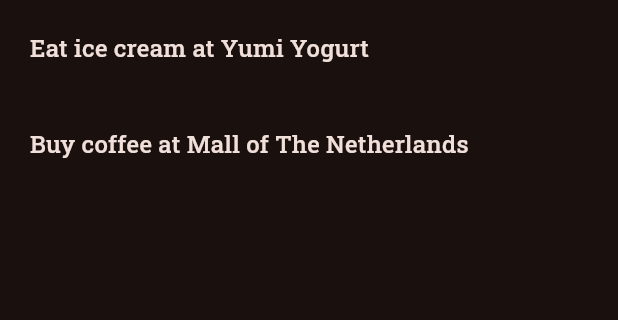
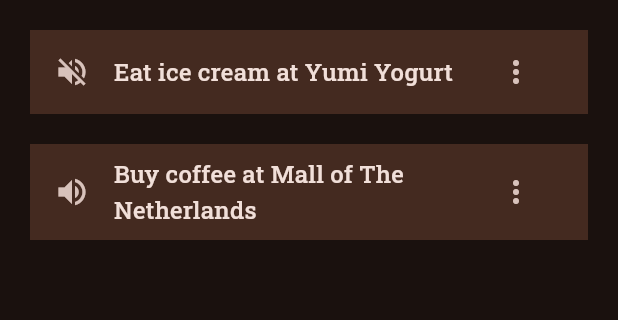
Before and after one commit to m5lk3n/wyatt, a Flutter app: the RemindersScreen screen opened by its route, on a phone screen of 412 x 824 dp, the part 84-404 px from its top. Run offline on Flutter 3.47's test engine with Material 3 defaults, Android fonts, the phone set to English and light mode, and no system bars; our stand-ins replace flutter_datetime_picker_plus, flutter_riverpod, flutter_secure_storage, geocoding, go_router, google_fonts and 4 more; missing offline and left inert: google_map_dynamic_key, restart_app; accounts and stored records are empty.

Commit message:
reminder model, reminder list item incl. 3dots menu

```diff
--- a/lib/common.dart
+++ b/lib/common.dart
@@ -9,15 +9,15 @@
   static String keyKey = "$packageName.key";
   static const String keyUrl = String.fromEnvironment(
     'KEY_URL', // see launch configuration
-    defaultValue: 'https://wyatt.lttl.dev/key', // TODO
+    defaultValue: Default.urlKey,
   );
   static const String keyWhatUrl = String.fromEnvironment(
     'KEY_WHAT_URL', // see launch configuration
-    defaultValue: 'https://wyatt.lttl.dev/what', // TODO
+    defaultValue: Default.urlWhat,
   );
   static const String keyWhyUrl = String.fromEnvironment(
     'KEY_WHY_URL', // see launch configuration
-    defaultValue: 'https://wyatt.lttl.dev/why', // TODO
+    defaultValue: Default.urlWhy,
   );
 
   static const bigSpace = 50.0;
@@ -27,6 +27,7 @@
 
   static const magicalWaitTimeInSeconds = 2;
 
+  // Platform.isIOS doesn't allow overriding in tests
   static bool isIOS(context) =>
       Theme.of(context).platform == TargetPlatform.iOS;
 }
@@ -40,3 +41,10 @@
   static const String editReminder = 'Edit Reminder';
   static const String pickLocation = 'Pick a Location';
 }
+
+abstract class Default {
+  static const int notificationDistance = 500;
+  static const String urlKey = 'https://wyatt.lttl.dev/key';
+  static const String urlWhy = 'https://wyatt.lttl.dev/why';
+  static const String urlWhat = 'https://wyatt.lttl.dev/what';
+}
--- a/lib/data/seed.dart
+++ b/lib/data/seed.dart
@@ -1,14 +1,23 @@
+import 'package:location/location.dart';
 import 'package:wyatt/models/reminder.dart';
 
 final seedReminders = [
   Reminder(
-    locationCoordinates: '37.537949599357454, -122.29249353548951',
-    locationName: 'Yumi Yogurt',
-    message: 'Eat ice cream',
+    locationData: LocationData.fromMap({
+      'latitude': 37.537949599357454,
+      'longitude': -122.29249353548951,
+    }),
+    locationAlias: 'Yumi Yogurt',
+    notificationMessage: 'Eat ice cream',
+    enabled: false,
   ),
   Reminder(
-    locationCoordinates: '52.0892639, 4.3840610;',
-    locationName: 'Mall of The Netherlands',
-    message: 'Buy coffee',
+    locationData: LocationData.fromMap({
+      'latitude': 52.0892639,
+      'longitude': 4.3840610,
+    }),
+    locationAlias: 'Mall of The Netherlands',
+    notificationMessage: 'Buy coffee',
+    enabled: true,
   ),
 ];
--- a/lib/models/reminder.dart
+++ b/lib/models/reminder.dart
@@ -1,15 +1,16 @@
+import 'package:location/location.dart';
 import 'package:uuid/uuid.dart';
+import 'package:wyatt/common.dart';
 
 const uuid = Uuid();
 
 class Reminder {
 /*
 - Input:
-  - Location coordinates (widget, maps picker) -> used to calculate distance & to get name for from Geocode API
-  - Location name (determined from coordinates)
-  - Label: _User_'s name for location (optional string)
-  - Distance (mandatory integer >= 0. in which unit? meters? default?)
-  - Message (mandatory non-empty string, one liner)
+  - Location data: Coordinates used to calculate distance away from current location
+  - Notification message: Mandatory non-empty string, one liner
+  - Location alias: _User_'s name for location (optional string)
+  - Distance: Integer >= 0. (TODO: in which unit? meters? default?)
   - Start Time (optional. if set, always starts at 00:00:00)
   - End Time (optional. if set, always starts at 23:59:59)
   - --
@@ -19,24 +20,22 @@
     - Recurring (interval)
     - Action (Check/Done, Snooze, Cancel)
 */
-  Reminder(
-      {required this.locationCoordinates,
-      required this.locationName,
-      required this.message,
-      label,
-      distance,
-      startDate,
-      endDate})
-      : id = uuid.v4(),
-        label = label ?? '',
-        distance = 500;
+  Reminder({
+    required this.locationData,
+    required this.notificationMessage,
+    this.locationAlias,
+    this.notificationStartDateTime,
+    this.notificationEndDateTime,
+    this.enabled = true,
+  })  : id = uuid.v4(),
+        notificationDistance = Default.notificationDistance;
 
   final String id;
-  final String locationCoordinates; // TODO: change type
-  final String locationName; // TODO: get from Geocode API
-  final String message;
-  final String label;
-  final int distance;
-  DateTime? startDate;
-  DateTime? endDate;
+  final LocationData locationData;
+  final String notificationMessage;
+  String? locationAlias;
+  int notificationDistance;
+  DateTime? notificationStartDateTime;
+  DateTime? notificationEndDateTime;
+  final bool enabled;
 }
--- a/lib/providers/settings_provider.dart
+++ b/lib/providers/settings_provider.dart
@@ -5,7 +5,7 @@
 import 'package:wyatt/services/storage.dart';
 
 const cfgDefaultNotificationDistance = 'cfgDefaultNotificationDistance';
-const defaultDefaultNotificationDistance = 500;
+const defaultDefaultNotificationDistance = Default.notificationDistance;
 
 final settingsNotifierProvider =
     StateNotifierProvider<SettingsNotifier, Settings>(
--- a/lib/screens/reminders.dart
+++ b/lib/screens/reminders.dart
@@ -35,14 +35,22 @@
       content = ListView.builder(
         itemCount: seedReminders.length,
         itemBuilder: (context, index) {
-          return ReminderGridItem(reminder: seedReminders[index]);
+          return ReminderListItem(reminder: seedReminders[index]);
         },
       );
     }
 
     return Scaffold(
       appBar: WyattAppBar(context, Screen.reminders),
-      body: content,
+      body: Padding(
+        padding: const EdgeInsets.fromLTRB(
+          0,
+          Common.space / 2,
+          0,
+          0,
+        ),
+        child: content,
+      ),
       drawer: WyattDrawer(),
     );
   }
--- a/lib/screens/settings.dart
+++ b/lib/screens/settings.dart
@@ -118,6 +118,7 @@
   Widget build(BuildContext context) {
     Widget distanceField = createDistanceField(
       context,
+      'Default Notification Distance',
       _distanceController,
       _isProcessing,
     );
--- a/lib/widgets/common.dart
+++ b/lib/widgets/common.dart
@@ -76,6 +76,7 @@
 
 Widget createDistanceField(
   BuildContext context,
+  String label,
   TextEditingController distanceController,
   bool isProcessing,
 ) {
@@ -96,7 +97,7 @@
       textAlign: TextAlign.right,
       decoration: InputDecoration(
           // prefixIcon: Icon(Icons.straighten),
-          labelText: 'Default Notification Distance',
+          labelText: label,
           suffixText: 'm'), // TODO: support yards?
       maxLength: 4,
       style: Theme.of(context).textTheme.titleMedium!.copyWith(
--- a/lib/widgets/reminder.dart
+++ b/lib/widgets/reminder.dart
@@ -1,34 +1,91 @@
 import 'package:flutter/material.dart';
 import 'package:wyatt/common.dart';
 import 'package:wyatt/models/reminder.dart';
+import 'package:wyatt/screens/reminder.dart';
 
-class ReminderGridItem extends StatelessWidget {
-  const ReminderGridItem({super.key, required this.reminder});
+class ReminderListItem extends StatelessWidget {
+  const ReminderListItem({super.key, required this.reminder});
 
   final Reminder reminder;
 
   @override
   Widget build(BuildContext context) {
     return Padding(
-      padding: const EdgeInsets.all(Common.space),
+      padding: const EdgeInsets.fromLTRB(
+        Common.space,
+        Common.space / 2,
+        Common.space,
+        Common.space / 2,
+      ),
       child:
           InkWell /* provides a visual feedback when the user taps the item*/ (
         onTap: () {
-          // TODO
+          Navigator.push(
+            context,
+            MaterialPageRoute(
+                builder: (BuildContext context) =>
+                    ReminderScreen(reminder: reminder)),
+          );
         },
         splashColor: Theme.of(context).primaryColor,
-        child: GridTile(
-          //child: Expanded(
-          child: Text(
-            "${reminder.message} at ${reminder.locationName}",
+        child: ListTile(
+            // TODO: make disposable
+            isThreeLine: false,
+            tileColor: Theme.of(context).colorScheme.onSecondary,
+            title: Text(
+              "${reminder.notificationMessage} at ${reminder.locationAlias ?? {
+                    reminder.locationData.latitude,
+                    reminder.locationData.longitude
+                  }}",
               style: Theme.of(context)
                   .textTheme
                   .titleMedium!
                   .copyWith(color: Theme.of(context).colorScheme.onSurface),
             ),
+            leading: Icon(
+              reminder.enabled ? Icons.volume_up : Icons.volume_off,
             ),
+            trailing: ThreeDotsMenu()),
       ),
-      //),
     );
   }
 }
+
+// https://flutter.github.io/samples/web/material_3_demo/
+class ThreeDotsMenu extends StatelessWidget {
+  const ThreeDotsMenu({super.key});
+
+  @override
+  Widget build(BuildContext context) {
+    return MenuAnchor(
+      builder: (context, controller, child) {
+        return IconButton(
+          onPressed: () {
+            if (controller.isOpen) {
+              controller.close();
+            } else {
+              controller.open();
+            }
+          },
+          icon: Icon(
+            Common.isIOS(context) ? Icons.more_horiz : Icons.more_vert,
+          ),
+        );
+      },
+      menuChildren: [
+        MenuItemButton(
+          child: const Text('Edit'),
+          onPressed: () {}, // TODO: implement
+        ),
+        MenuItemButton(
+          child: const Text('Delete'),
+          onPressed: () {}, // TODO: implement
+        ),
+        MenuItemButton(
+          child: const Text('Toggle Snooze'),
+          onPressed: () {}, // TODO: implement
+        ),
+      ],
+    );
+  }
+}
```
Also changed, not shown: lib/screens/reminder.dart (+35 -14 lines), 2 other files. Lines whose indentation alone changed are shown as unchanged.
